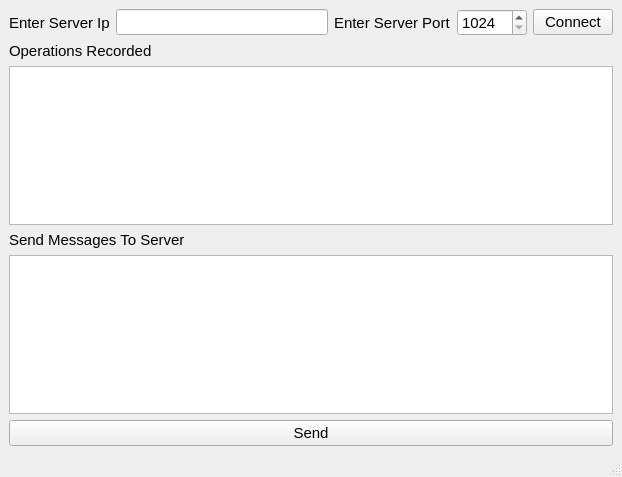
Old version of the form mainwindow.ui in the repository zubair-appdev/ClientApp.
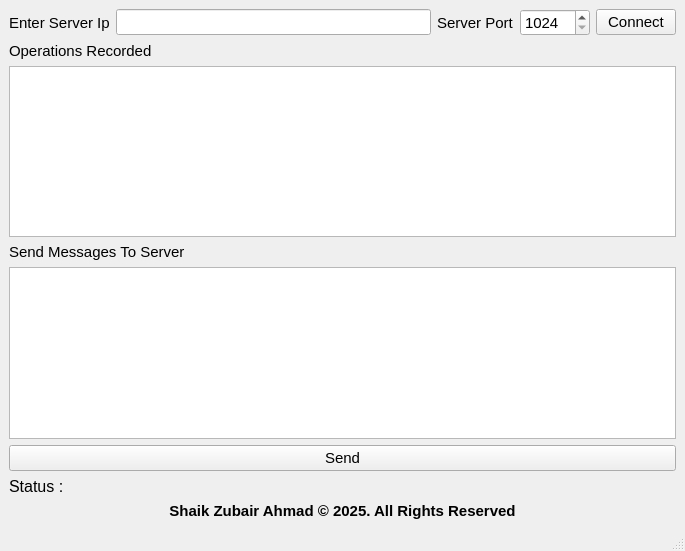
New version of the form.

Commit message: File transfer method added in both server and client

The edit to the form file:
```diff
--- a/mainwindow.ui
+++ b/mainwindow.ui
@@ -6,8 +6,8 @@
    <rect>
     <x>0</x>
     <y>0</y>
-    <width>622</width>
-    <height>477</height>
+    <width>685</width>
+    <height>551</height>
    </rect>
   </property>
   <property name="windowTitle">
@@ -49,7 +49,7 @@
          </font>
         </property>
         <property name="text">
-         <string>Enter Server Port</string>
+         <string>Server Port</string>
         </property>
        </widget>
       </item>
@@ -63,6 +63,15 @@
         <property name="toolTip">
          <string>Range : 1024 - 49151</string>
         </property>
+        <property name="readOnly">
+         <bool>false</bool>
+        </property>
+        <property name="buttonSymbols">
+         <enum>QAbstractSpinBox::UpDownArrows</enum>
+        </property>
+        <property name="specialValueText">
+         <string/>
+        </property>
         <property name="minimum">
          <number>1024</number>
         </property>
@@ -111,8 +120,6 @@
      </layout>
     </item>
     <item row="2" column="0">
-     <layout class="QVBoxLayout" name="verticalLayout_2">
-      <item>
        <widget class="QLabel" name="label_2">
         <property name="font">
          <font>
@@ -124,7 +131,7 @@
         </property>
        </widget>
       </item>
-      <item>
+    <item row="3" column="0">
        <widget class="QTextEdit" name="textEdit_sendMessage">
         <property name="font">
          <font>
@@ -133,7 +140,7 @@
         </property>
        </widget>
       </item>
-      <item>
+    <item row="4" column="0">
        <widget class="QPushButton" name="pushButton_send">
         <property name="font">
          <font>
@@ -145,7 +152,34 @@
         </property>
        </widget>
       </item>
-     </layout>
+    <item row="5" column="0">
+     <widget class="QLabel" name="label_Status">
+      <property name="font">
+       <font>
+        <pointsize>12</pointsize>
+       </font>
+      </property>
+      <property name="text">
+       <string>Status : </string>
+      </property>
+     </widget>
+    </item>
+    <item row="6" column="0">
+     <widget class="QLabel" name="label_copyright">
+      <property name="font">
+       <font>
+        <pointsize>11</pointsize>
+        <weight>75</weight>
+        <bold>true</bold>
+       </font>
+      </property>
+      <property name="text">
+       <string>Shaik Zubair Ahmad ©️ 2025. All Rights Reserved</string>
+      </property>
+      <property name="alignment">
+       <set>Qt::AlignCenter</set>
+      </property>
+     </widget>
     </item>
    </layout>
   </widget>
```
Left out of the diff: 2 changed lines with no effect on the pictures. Lines whose indentation alone changed are shown as unchanged. The commit also changes 5 other files.
